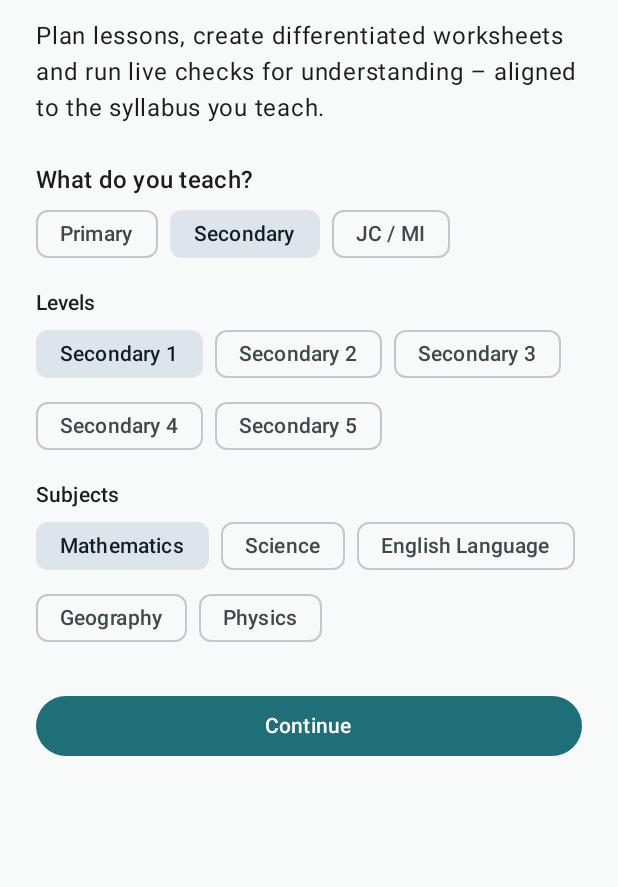
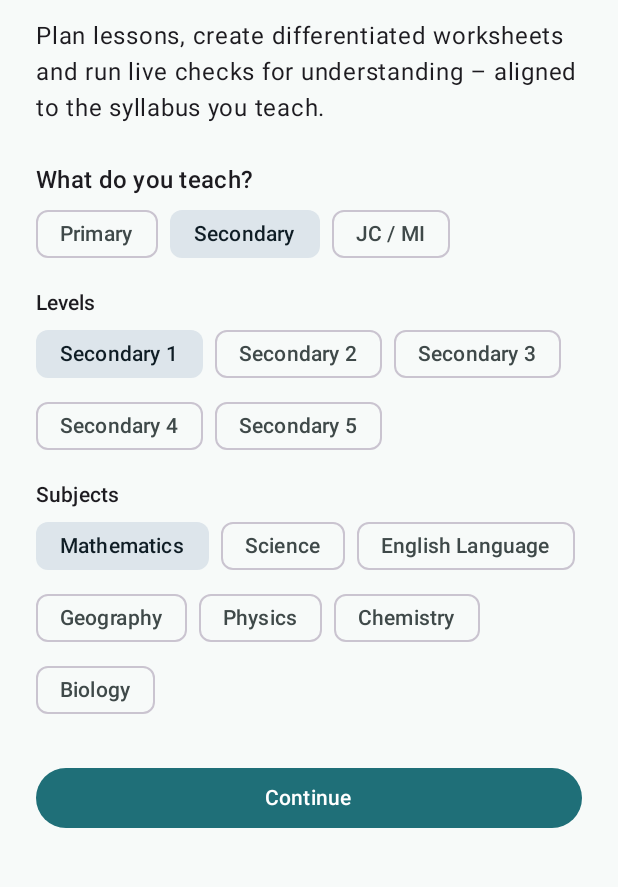
Before and after one commit to novaedutech-ai/edumate-sg, an Android app built with Jetpack Compose: the screen it shows after launch (MainActivity), on a phone screen of 412 x 824 dp, the part 132-1019 px from its top. Run offline under Robolectric (Android 15) with nearby library versions, the phone set to English and light mode, and no system bars; our stand-ins replace Dagger/Hilt's generated code, Room's generated code; libraries missing offline, so code that uses them is left out: net.zetetic.database; 7 statements that could not run were skipped.

Commit message:
Expand sample syllabus and stop the topic picker dead-ending
Selecting a level/subject pair with no sample topics left "Generate"
disabled with no way forward (e.g. Secondary 3 + Mathematics).

- Sample syllabus: 17 -> 70 topics; every level P1-JC2 now has
  Mathematics and English topics, plus Science (P3-S2), Chemistry,
  Biology, Physics, Geography, Economics and GP where taught.
  Codes remain placeholders (isPlaceholderCode = true).
- Topic picker only offers subjects that have topics at the chosen level.

Co-Authored-By: Claude Opus 5.5 <noreply@anthropic.com>
Claude-Session: https://claude.ai/code/session_01RZ9qzccV3d3RvZXbAkFiRd

```diff
--- a/app/src/main/java/sg/edumate/app/data/curriculum/MockCurriculumRepository.kt
+++ b/app/src/main/java/sg/edumate/app/data/curriculum/MockCurriculumRepository.kt
@@ -19,6 +19,8 @@ class MockCurriculumRepository @Inject constructor() : CurriculumRepository {
         Subject("english", "English Language", setOf(LevelBand.PRIMARY, LevelBand.SECONDARY)),
         Subject("geography", "Geography", setOf(LevelBand.SECONDARY)),
         Subject("physics", "Physics", setOf(LevelBand.SECONDARY, LevelBand.PRE_U)),
+        Subject("chemistry", "Chemistry", setOf(LevelBand.SECONDARY, LevelBand.PRE_U)),
+        Subject("biology", "Biology", setOf(LevelBand.SECONDARY, LevelBand.PRE_U)),
         Subject("economics", "Economics", setOf(LevelBand.PRE_U)),
         Subject("gp", "General Paper", setOf(LevelBand.PRE_U)),
     )
@@ -41,9 +43,69 @@ class MockCurriculumRepository @Inject constructor() : CurriculumRepository {
         t("J1-EC-DS", "Demand, supply and market equilibrium", "economics", Level.JC1, "Microeconomics", "Explain the determinants of demand and supply", "Analyse changes in market equilibrium"),
         t("J1-MA-FN", "Functions", "math", Level.JC1, "Functions and Graphs", "Determine the range of a function", "Find composite and inverse functions"),
         t("J1-GP-AR", "Argument and evaluation", "gp", Level.JC1, "Paper 1 Essay", "Construct a balanced argument", "Evaluate the strength of evidence"),
+        // --- Mathematics: every level ---
+        t("P1-MA-NB", "Numbers to 100", "math", Level.P1, "Number and Algebra", "Count, read and write numbers to 100", "Compare and order numbers to 100"),
+        t("P1-MA-AS", "Addition and subtraction within 100", "math", Level.P1, "Number and Algebra", "Add and subtract numbers within 100", "Solve 1-step word problems on addition and subtraction"),
+        t("P2-MA-MD", "Multiplication and division", "math", Level.P2, "Number and Algebra", "Recall multiplication facts of 2, 3, 4, 5 and 10", "Solve 1-step word problems on multiplication and division"),
+        t("P2-MA-MO", "Money", "math", Level.P2, "Measurement and Geometry", "Read and write money in dollars and cents", "Add and subtract money in dollars or in cents"),
+        t("P3-MA-LM", "Length, mass and volume", "math", Level.P3, "Measurement and Geometry", "Measure length in km and m, mass in kg and g, volume in l and ml", "Convert between units of measurement"),
+        t("P4-MA-DE", "Decimals", "math", Level.P4, "Number and Algebra", "Read and write decimals up to 3 decimal places", "Add and subtract decimals"),
+        t("P5-MA-PE", "Percentage", "math", Level.P5, "Number and Algebra", "Express a part of a whole as a percentage", "Find a percentage of a quantity"),
+        t("P5-MA-AT", "Area of triangle", "math", Level.P5, "Measurement and Geometry", "Identify the base and height of a triangle", "Find the area of a triangle"),
+        t("P6-MA-RA", "Ratio", "math", Level.P6, "Number and Algebra", "Find the ratio of two or three quantities", "Solve word problems involving ratio"),
+        t("P6-MA-AL", "Algebra", "math", Level.P6, "Number and Algebra", "Use a letter to represent an unknown number", "Simplify and evaluate simple linear expressions"),
+        t("P6-MA-CI", "Circles", "math", Level.P6, "Measurement and Geometry", "Find the circumference of a circle", "Find the area of a circle and semicircle"),
+        t("S1-MA-PH", "Primes, HCF and LCM", "math", Level.SEC1, "Number and Algebra", "Express a number as a product of prime factors", "Find the HCF and LCM of whole numbers"),
+        t("S2-MA-PY", "Pythagoras' theorem", "math", Level.SEC2, "Geometry and Measurement", "Use Pythagoras' theorem to find unknown sides of right-angled triangles", "Determine whether a triangle is right-angled"),
+        t("S3-MA-QE", "Quadratic equations", "math", Level.SEC3, "Number and Algebra", "Solve quadratic equations by factorisation", "Solve quadratic equations using the formula"),
+        t("S3-MA-TR", "Trigonometric ratios", "math", Level.SEC3, "Geometry and Measurement", "Use sine, cosine and tangent in right-angled triangles", "Solve problems involving angles of elevation and depression"),
+        t("S4-MA-PR", "Probability of combined events", "math", Level.SEC4, "Statistics and Probability", "Use possibility diagrams and tree diagrams", "Find probabilities of combined events"),
+        t("S5-MA-ST", "Statistical diagrams", "math", Level.SEC5, "Statistics and Probability", "Interpret dot diagrams and stem-and-leaf diagrams", "Compare data sets using mean, median and range"),
+        t("J1-MA-DF", "Differentiation", "math", Level.JC1, "Calculus", "Differentiate standard functions using the chain, product and quotient rules", "Find stationary points and determine their nature"),
+        t("J2-MA-IN", "Integration techniques", "math", Level.JC2, "Calculus", "Integrate by substitution and by parts", "Find areas bounded by curves"),
+        t("J2-MA-HT", "Hypothesis testing", "math", Level.JC2, "Probability and Statistics", "Formulate null and alternative hypotheses", "Carry out a hypothesis test for a population mean"),
+        // --- Science ---
+        t("P3-SC-DL", "Diversity of living things", "science", Level.P3, "Diversity", "Classify living things into groups based on characteristics", "Describe the characteristics of living things"),
+        t("P3-SC-MA", "Materials", "science", Level.P3, "Diversity", "Relate the properties of materials to their uses", "Compare materials by strength, flexibility and waterproofness"),
+        t("P4-SC-HE", "Heat", "science", Level.P4, "Energy", "Differentiate between heat and temperature", "Describe good and poor conductors of heat"),
+        t("P4-SC-MT", "Matter", "science", Level.P4, "Diversity", "Describe the three states of matter", "Show that matter has mass and occupies space"),
+        t("P5-SC-ES", "Electrical systems", "science", Level.P5, "Systems", "Identify the parts of a closed circuit", "Compare circuits with bulbs in series and in parallel"),
+        t("P5-SC-RP", "Reproduction in plants", "science", Level.P5, "Cycles", "Describe pollination, fertilisation and seed dispersal", "Explain the importance of seed dispersal"),
+        t("P6-SC-FO", "Forces", "science", Level.P6, "Interactions", "Describe the effects of a force", "Identify frictional, gravitational and elastic spring forces"),
+        t("P6-SC-EC", "Energy conversion", "science", Level.P6, "Energy", "Describe energy conversions in everyday devices", "Explain the importance of conserving energy"),
+        t("S1-SC-ST", "Separation techniques", "science", Level.SEC1, "Diversity", "Choose a suitable method to separate a mixture", "Explain filtration, evaporation and distillation"),
+        t("S2-SC-EC", "Ecology", "science", Level.SEC2, "Interactions", "Describe food chains, food webs and energy flow", "Explain the impact of human activities on ecosystems"),
+        t("S3-CH-AS", "Atomic structure", "chemistry", Level.SEC3, "Matter: Structures and Properties", "Describe the structure of an atom", "Deduce the numbers of protons, neutrons and electrons"),
+        t("S3-CH-AB", "Acids and bases", "chemistry", Level.SEC3, "Chemical Reactions", "Describe the properties of acids and bases", "Use the pH scale and indicators"),
+        t("S4-CH-MO", "The mole concept", "chemistry", Level.SEC4, "Chemical Reactions", "Calculate the number of moles from mass", "Use mole ratios in chemical equations"),
+        t("S3-BI-TH", "Transport in humans", "biology", Level.SEC3, "Maintenance and Regulation of Life Processes", "Describe the structure and function of the heart", "Explain how blood vessels are adapted to their functions"),
+        t("S4-BI-IN", "Inheritance", "biology", Level.SEC4, "Continuity of Life", "Use genetic diagrams for monohybrid crosses", "Distinguish between dominant and recessive alleles"),
+        t("S4-PH-EM", "Electromagnetism", "physics", Level.SEC4, "Electricity and Magnetism", "Describe the magnetic field around a current-carrying wire", "Explain how a d.c. motor works"),
+        t("J1-PH-DY", "Dynamics", "physics", Level.JC1, "Newtonian Mechanics", "Apply Newton's laws of motion", "Use the principle of conservation of momentum"),
+        t("J1-CH-CB", "Chemical bonding", "chemistry", Level.JC1, "Structure and Properties", "Describe ionic, covalent and metallic bonding", "Predict molecular shapes using VSEPR theory"),
+        t("J1-BI-CS", "Cell structure and function", "biology", Level.JC1, "Cells and Biomolecules", "Relate organelle structure to function", "Compare prokaryotic and eukaryotic cells"),
+        // --- English Language ---
+        t("P1-EL-RD", "Reading aloud with expression", "english", Level.P1, "Listening and Reading", "Read simple texts aloud with accuracy", "Use punctuation to read with expression"),
+        t("P2-EL-SN", "Writing complete sentences", "english", Level.P2, "Writing and Representing", "Write sentences with a subject and a verb", "Use capital letters and full stops correctly"),
+        t("P3-EL-PS", "Writing a picture composition", "english", Level.P3, "Writing and Representing", "Sequence events shown in pictures", "Use time connectors to link ideas"),
+        t("P4-EL-TE", "Past and present tenses", "english", Level.P4, "Grammar", "Use the simple past and present tenses correctly", "Keep tenses consistent in a paragraph"),
+        t("P6-EL-CO", "Comprehension: inferential questions", "english", Level.P6, "Reading and Viewing", "Make inferences using clues in a text", "Support answers with evidence from the text"),
+        t("S2-EL-NA", "Narrative writing", "english", Level.SEC2, "Writing and Representing", "Build tension and a turning point in a narrative", "Use dialogue to reveal character"),
+        t("S3-EL-SW", "Situational writing", "english", Level.SEC3, "Writing and Representing", "Write for a given purpose, audience and context", "Use an appropriate tone and format"),
+        t("S4-EL-SU", "Summary writing", "english", Level.SEC4, "Reading and Viewing", "Identify relevant points from a text", "Paraphrase points concisely in continuous writing"),
+        t("S5-EL-DW", "Discursive writing", "english", Level.SEC5, "Writing and Representing", "Present balanced arguments on an issue", "Organise ideas with clear topic sentences"),
+        // --- Humanities / Pre-U ---
+        t("S1-GE-WR", "Water as a resource", "geography", Level.SEC1, "Physical Geography", "Describe the water cycle and Singapore's water sources", "Evaluate strategies for managing water"),
+        t("S2-GE-HO", "Housing", "geography", Level.SEC2, "Human Geography", "Explain why housing demand changes", "Evaluate Singapore's approach to public housing"),
+        t("S4-GE-CC", "Climate change", "geography", Level.SEC4, "Physical Geography", "Explain the enhanced greenhouse effect", "Evaluate responses to climate change"),
+        t("J2-EC-MF", "Market failure", "economics", Level.JC2, "Microeconomics", "Explain externalities and public goods", "Evaluate government measures to correct market failure"),
+        t("J2-GP-CO", "Comprehension and application", "gp", Level.JC2, "Paper 2", "Identify the writer's argument and techniques", "Apply the writer's views to Singapore's context"),
+
     )
 
     override fun subjects(band: LevelBand) = subjects.filter { band in it.bands }
+    /** Only subjects that have at least one topic at this level, so the picker never dead-ends. */
+    fun subjectsWithTopics(level: Level) = subjects.filter { s -> topics.any { it.level == level && it.subjectId == s.id } }
     override fun topics(level: Level, subjectId: String) = topics.filter { it.level == level && it.subjectId == subjectId }
     override fun topic(id: String) = topics.firstOrNull { it.id == id }
     override fun subject(id: String) = subjects.firstOrNull { it.id == id }
--- a/app/src/main/java/sg/edumate/app/ui/plan/TopicSelection.kt
+++ b/app/src/main/java/sg/edumate/app/ui/plan/TopicSelection.kt
@@ -17,7 +17,7 @@ data class TopicSelection(
     val streamsForLevel: List<Stream> get() = level?.let { Stream.forBand(it.band) }.orEmpty()
 
     fun withLevel(l: Level, c: MockCurriculumRepository): TopicSelection {
-        val subjects = c.subjects(l.band)
+        val subjects = c.subjectsWithTopics(l)
         val subject = subjectId?.takeIf { id -> subjects.any { it.id == id } } ?: subjects.firstOrNull()?.id
         return copy(level = l, subjects = subjects).withSubject(subject, c)
     }
```
